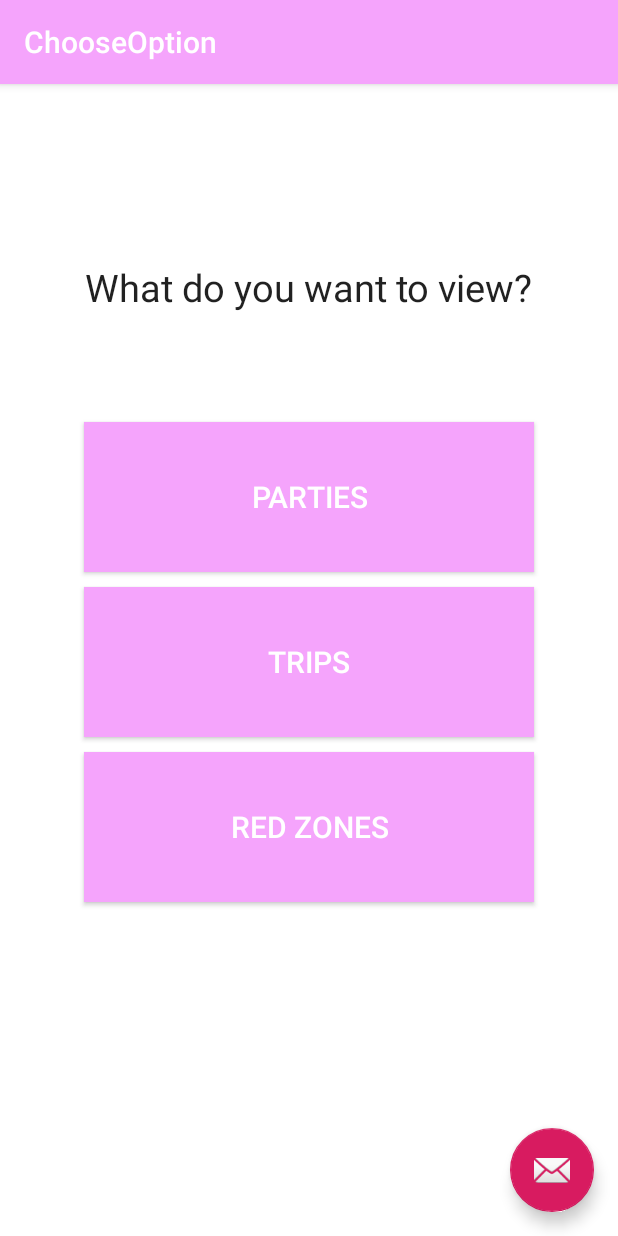
After one commit to katelynzzz/womxnhacks, an Android app: the ChooseOption screen opened directly, with no data from a screen before it, on a phone screen of 412 x 824 dp. The commit adds this screen. Run offline under Robolectric (Android 15) with nearby library versions, the phone set to English and light mode, and no system bars.

Commit message:
Option Screen

```diff
--- a/app/src/main/AndroidManifest.xml
+++ b/app/src/main/AndroidManifest.xml
@@ -9,6 +9,10 @@
         android:roundIcon="@mipmap/ic_launcher_round"
         android:supportsRtl="true"
         android:theme="@style/AppTheme">
+        <activity
+            android:name=".ChooseOption"
+            android:label="@string/title_activity_choose_option"
+            android:theme="@style/AppTheme.NoActionBar"></activity>
         <activity
             android:name=".MainActivity"
             android:label="@string/app_name"
--- /dev/null
+++ b/app/src/main/java/com/example/safespace/ChooseOption.java
@@ -0,0 +1,29 @@
+package com.example.safespace;
+
+import android.os.Bundle;
+import android.support.design.widget.FloatingActionButton;
+import android.support.design.widget.Snackbar;
+import android.support.v7.app.AppCompatActivity;
+import android.support.v7.widget.Toolbar;
+import android.view.View;
+
+public class ChooseOption extends AppCompatActivity {
+
+    @Override
+    protected void onCreate(Bundle savedInstanceState) {
+        super.onCreate(savedInstanceState);
+        setContentView(R.layout.activity_choose_option);
+        Toolbar toolbar = findViewById(R.id.toolbar);
+        setSupportActionBar(toolbar);
+
+        FloatingActionButton fab = findViewById(R.id.fab);
+        fab.setOnClickListener(new View.OnClickListener() {
+            @Override
+            public void onClick(View view) {
+                Snackbar.make(view, "Replace with your own action", Snackbar.LENGTH_LONG)
+                        .setAction("Action", null).show();
+            }
+        });
+    }
+
+}
--- /dev/null
+++ b/app/src/main/res/layout/activity_choose_option.xml
@@ -0,0 +1,33 @@
+<?xml version="1.0" encoding="utf-8"?>
+<android.support.design.widget.CoordinatorLayout xmlns:android="http://schemas.android.com/apk/res/android"
+    xmlns:app="http://schemas.android.com/apk/res-auto"
+    xmlns:tools="http://schemas.android.com/tools"
+    android:layout_width="match_parent"
+    android:layout_height="match_parent"
+    tools:context=".ChooseOption">
+
+    <android.support.design.widget.AppBarLayout
+        android:layout_width="match_parent"
+        android:layout_height="wrap_content"
+        android:theme="@style/AppTheme.AppBarOverlay">
+
+        <android.support.v7.widget.Toolbar
+            android:id="@+id/toolbar"
+            android:layout_width="match_parent"
+            android:layout_height="?attr/actionBarSize"
+            android:background="#f5a4fc"
+            app:popupTheme="@style/AppTheme.PopupOverlay" />
+
+    </android.support.design.widget.AppBarLayout>
+
+    <include layout="@layout/content_choose_option" />
+
+    <android.support.design.widget.FloatingActionButton
+        android:id="@+id/fab"
+        android:layout_width="wrap_content"
+        android:layout_height="wrap_content"
+        android:layout_gravity="bottom|end"
+        android:layout_margin="@dimen/fab_margin"
+        app:srcCompat="@android:drawable/ic_dialog_email" />
+
+</android.support.design.widget.CoordinatorLayout>
--- /dev/null
+++ b/app/src/main/res/layout/content_choose_option.xml
@@ -0,0 +1,67 @@
+<?xml version="1.0" encoding="utf-8"?>
+<android.support.constraint.ConstraintLayout xmlns:android="http://schemas.android.com/apk/res/android"
+    xmlns:app="http://schemas.android.com/apk/res-auto"
+    xmlns:tools="http://schemas.android.com/tools"
+    android:layout_width="match_parent"
+    android:layout_height="match_parent"
+    android:background="@android:color/white"
+    app:layout_behavior="@string/appbar_scrolling_view_behavior"
+    tools:context=".ChooseOption"
+    tools:showIn="@layout/activity_choose_option">
+
+    <Button
+        android:id="@+id/Parties"
+        android:layout_width="300dp"
+        android:layout_height="100dp"
+        android:layout_marginTop="225dp"
+        android:text="Parties"
+        android:textColor="@android:color/white"
+        android:textSize="20sp"
+        android:background="#f5a4fc"
+        app:layout_constraintEnd_toEndOf="parent"
+        app:layout_constraintHorizontal_bias="0.5"
+        app:layout_constraintStart_toStartOf="parent"
+        app:layout_constraintTop_toTopOf="parent" />
+
+    <Button
+        android:id="@+id/button3"
+        android:layout_width="300dp"
+        android:layout_height="100dp"
+        android:layout_marginTop="10dp"
+        android:text="Trips"
+        android:textColor="@android:color/white"
+        android:textSize="20sp"
+        android:background="#f5a4fc"
+        app:layout_constraintEnd_toEndOf="parent"
+        app:layout_constraintHorizontal_bias="0.5"
+        app:layout_constraintStart_toStartOf="parent"
+        app:layout_constraintTop_toBottomOf="@+id/Parties" />
+
+    <Button
+        android:id="@+id/button4"
+        android:layout_width="300dp"
+        android:layout_height="100dp"
+        android:layout_marginTop="10dp"
+        android:text="Red Zones"
+        android:textSize="20sp"
+        android:textColor="@android:color/white"
+        android:background="#f5a4fc"
+        app:layout_constraintEnd_toEndOf="parent"
+        app:layout_constraintHorizontal_bias="0.5"
+        app:layout_constraintStart_toStartOf="parent"
+        app:layout_constraintTop_toBottomOf="@+id/button3" />
+
+    <TextView
+        android:id="@+id/question"
+        android:layout_width="300dp"
+        android:layout_height="100dp"
+        android:layout_marginTop="85dp"
+        android:gravity="center"
+        android:text="What do you want to view?"
+        android:textSize="25sp"
+        android:textAppearance="@style/TextAppearance.AppCompat"
+        app:layout_constraintEnd_toEndOf="parent"
+        app:layout_constraintHorizontal_bias="0.495"
+        app:layout_constraintStart_toStartOf="parent"
+        app:layout_constraintTop_toTopOf="parent" />
+</android.support.constraint.ConstraintLayout>
--- a/app/src/main/res/values/strings.xml
+++ b/app/src/main/res/values/strings.xml
@@ -1,4 +1,5 @@
 <resources>
     <string name="app_name">Safe Space</string>
     <string name="action_settings">Settings</string>
+    <string name="title_activity_choose_option">ChooseOption</string>
 </resources>
```
